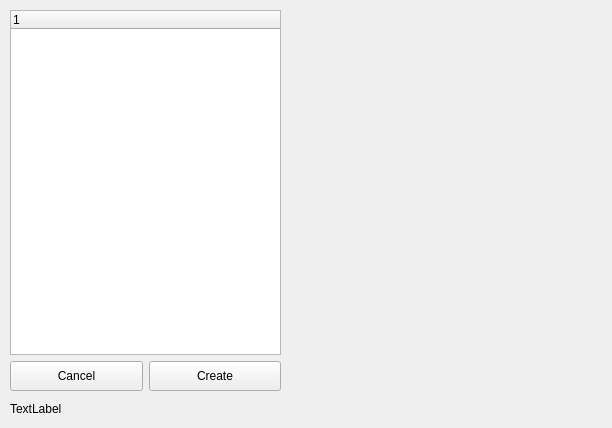
The window that ui/NewProjectWindow.ui (Nitrooos/Projectizer) describes before a commit, drawn with Qt 5.
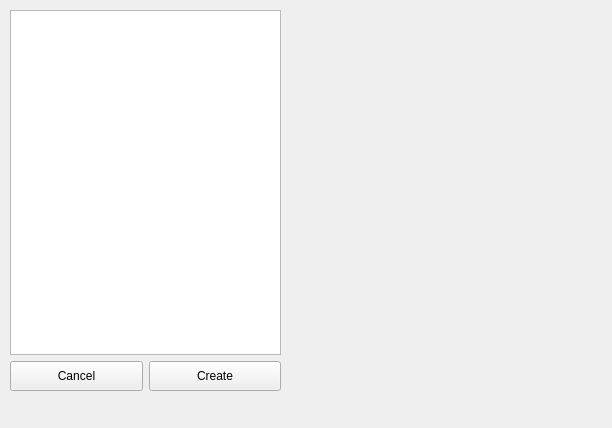
The same window after the commit.

Commit message: Hook create and cancel buttons to close() event

The edit to the form file:
```diff
--- a/ui/NewProjectWindow.ui
+++ b/ui/NewProjectWindow.ui
@@ -14,19 +14,6 @@
    <string>MainWindow</string>
   </property>
   <widget class="QWidget" name="centralwidget">
-   <widget class="QLabel" name="label">
-    <property name="geometry">
-     <rect>
-      <x>10</x>
-      <y>400</y>
-      <width>281</width>
-      <height>17</height>
-     </rect>
-    </property>
-    <property name="text">
-     <string>TextLabel</string>
-    </property>
-   </widget>
    <widget class="QWidget" name="verticalLayoutWidget">
     <property name="geometry">
      <rect>
@@ -39,6 +26,12 @@
     <layout class="QVBoxLayout" name="verticalLayout">
      <item>
       <widget class="QTreeWidget" name="treeWidget">
+       <property name="columnCount">
+        <number>1</number>
+       </property>
+       <attribute name="headerVisible">
+        <bool>false</bool>
+       </attribute>
        <column>
         <property name="text">
          <string notr="true">1</string>
```
The commit also changes 2 other files.
